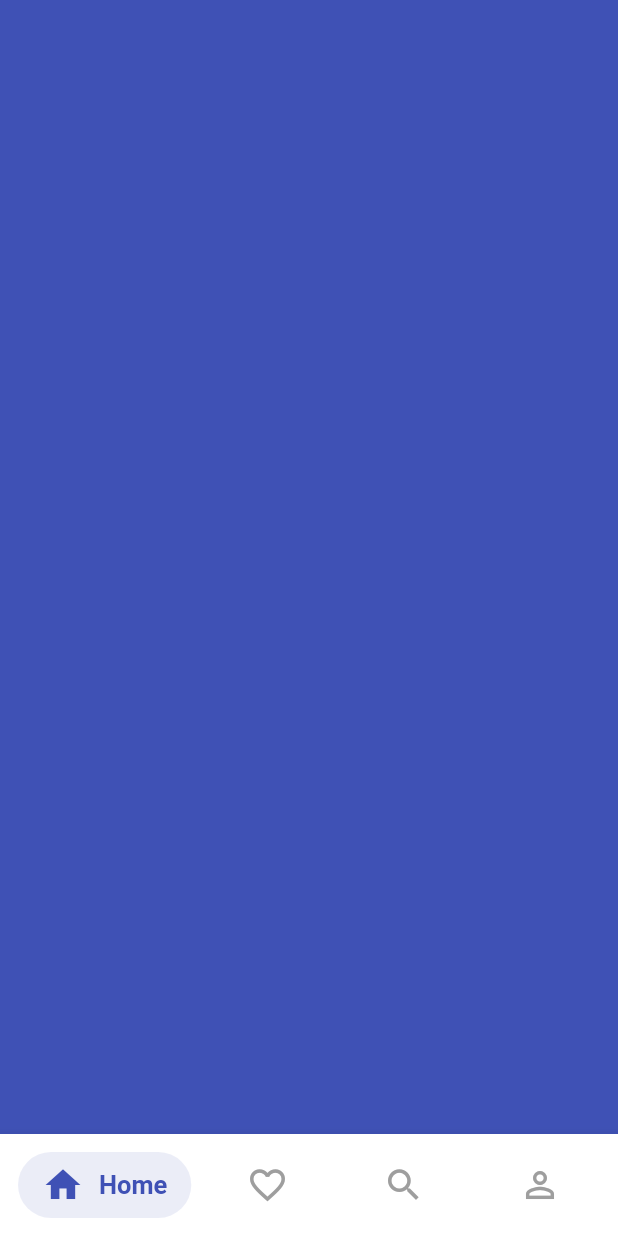
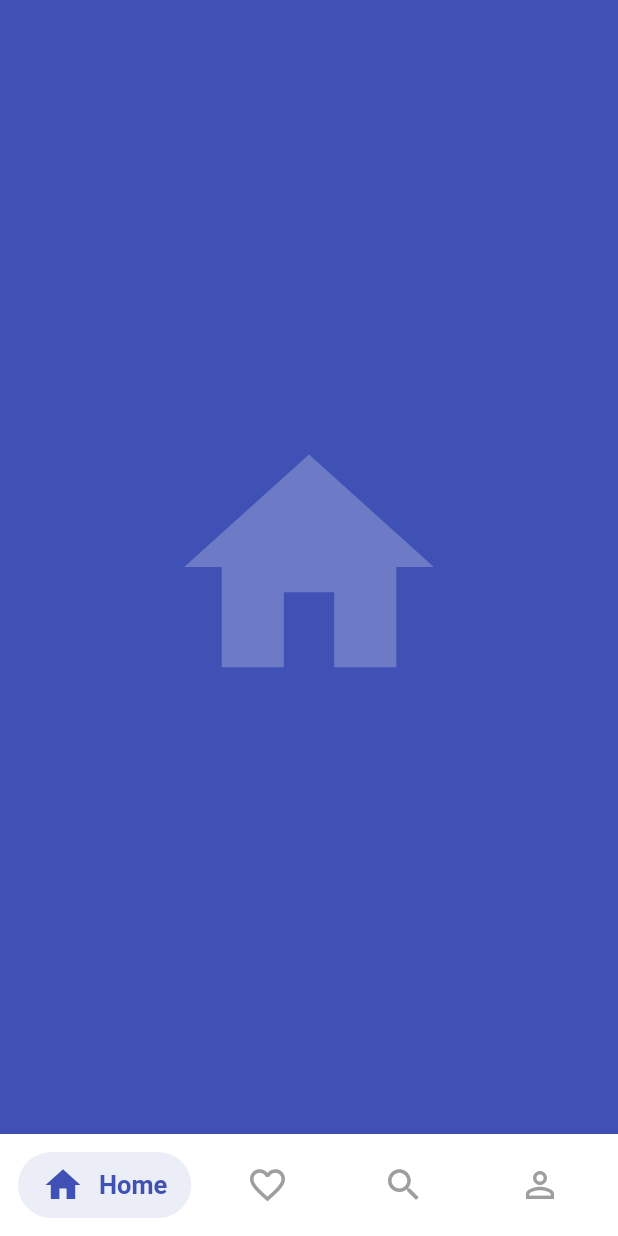
Before and after one commit to arkace-dev/animated_custom_bottom_nav, a Flutter app: the screen it shows after launch, on a phone screen of 412 x 824 dp. Run offline on Flutter 3.47's test engine with Material 2 defaults, Android fonts, the phone set to English and light mode, and no system bars.

Commit message:
final tweaks

```diff
--- a/lib/animated_bottom_nav_bar.dart
+++ b/lib/animated_bottom_nav_bar.dart
@@ -40,8 +40,7 @@ class _AnimatedBottomNavBarState extends State<AnimatedBottomNavBar>
       _list.add(
         GestureDetector(
           child: AnimatedContainer(
-            duration:
-                widget.animationDuration + const Duration(milliseconds: 200),
+            duration: widget.animationDuration,
             padding: const EdgeInsets.symmetric(vertical: 8, horizontal: 16),
             decoration: BoxDecoration(
               color: isActive
--- a/lib/home.dart
+++ b/lib/home.dart
@@ -12,6 +12,8 @@ class Home extends StatefulWidget {
 
 class _HomeState extends State<Home> {
   int _selectedIndex = 0;
+
+  Duration _duration = const Duration(milliseconds: 150);
 
   List<BottomNavItem> _bottomNavItems = [
     BottomNavItem(
@@ -45,12 +47,20 @@ class _HomeState extends State<Home> {
   @override
   Widget build(BuildContext context) {
     return Scaffold(
-      body: Container(
+      body: AnimatedContainer(
+        child: Center(
+          child: Icon(
+            _bottomNavItems[_selectedIndex].icon,
+            color: Colors.white24,
+            size: 200,
+          ),
+        ),
         color: _bottomNavItems[_selectedIndex].color,
+        duration: _duration,
       ),
       bottomNavigationBar: AnimatedBottomNavBar(
         bottomNavItems: _bottomNavItems,
-        animationDuration: const Duration(milliseconds: 150),
+        animationDuration: _duration,
         selectedIndex: _getSelectedIndex,
       ),
     );
```
Also changed, not shown: pubspec.lock.
